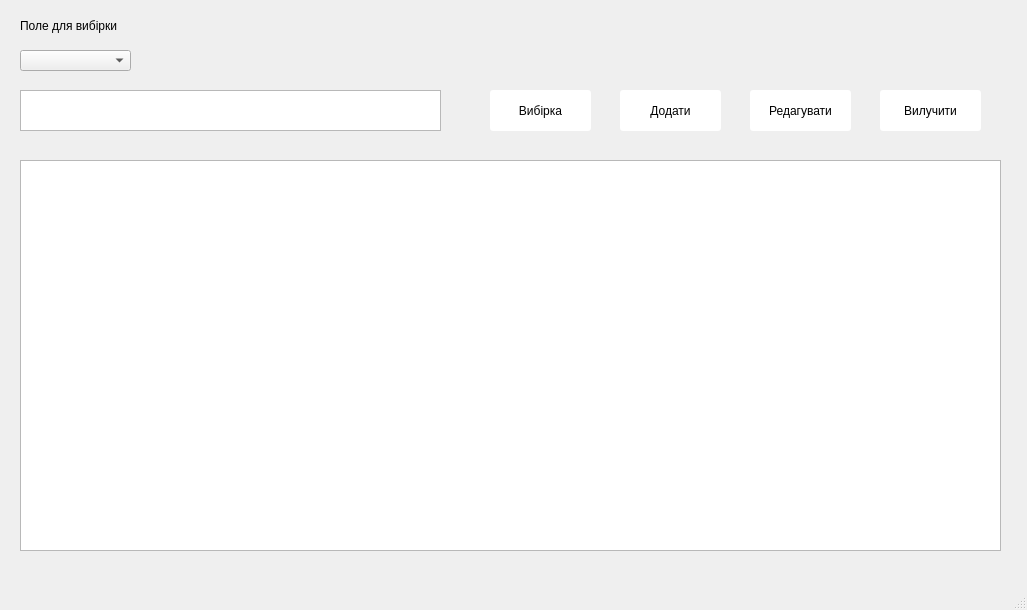
Above: app/gui/groups.ui from ValRudyka/courseprogram before the change. Below: the same form after it.
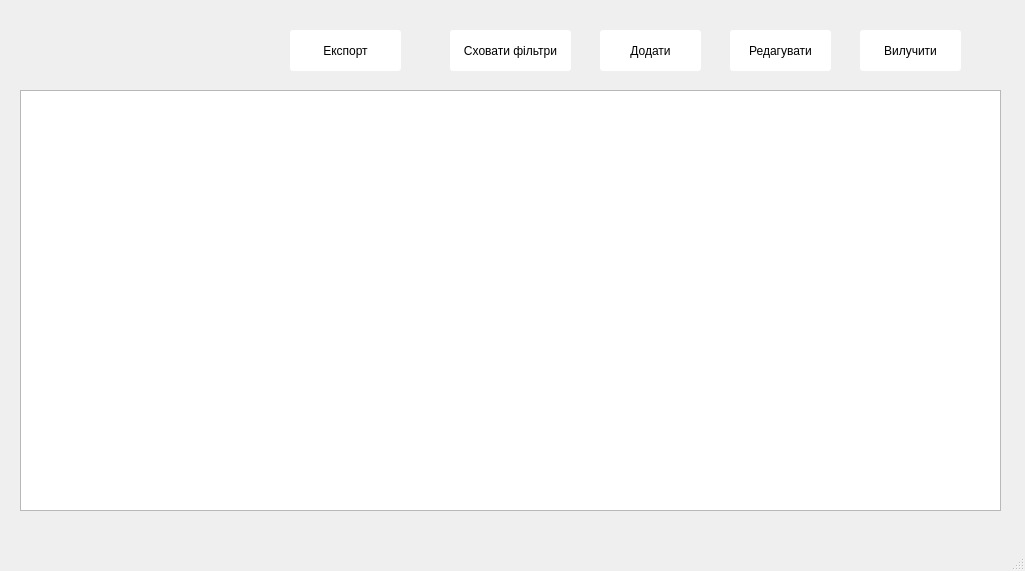
That is the form after the change.

The edit to the form file:
```diff
--- a/app/gui/groups.ui
+++ b/app/gui/groups.ui
@@ -6,8 +6,8 @@
    <rect>
     <x>0</x>
     <y>0</y>
-    <width>1027</width>
-    <height>610</height>
+    <width>1025</width>
+    <height>571</height>
    </rect>
   </property>
   <property name="windowTitle">
@@ -23,8 +23,8 @@
    <widget class="QPushButton" name="pushButton_3">
     <property name="geometry">
      <rect>
-      <x>750</x>
-      <y>90</y>
+      <x>730</x>
+      <y>30</y>
       <width>101</width>
       <height>41</height>
      </rect>
@@ -36,21 +36,21 @@
    <widget class="QPushButton" name="pushButton">
     <property name="geometry">
      <rect>
-      <x>490</x>
-      <y>90</y>
-      <width>101</width>
+      <x>450</x>
+      <y>30</y>
+      <width>121</width>
       <height>41</height>
      </rect>
     </property>
     <property name="text">
-     <string>Вибірка</string>
+     <string>Сховати фільтри</string>
     </property>
    </widget>
    <widget class="QPushButton" name="pushButton_4">
     <property name="geometry">
      <rect>
-      <x>880</x>
-      <y>90</y>
+      <x>860</x>
+      <y>30</y>
       <width>101</width>
       <height>41</height>
      </rect>
@@ -59,49 +59,11 @@
      <string>Вилучити</string>
     </property>
    </widget>
-   <widget class="QTextEdit" name="textEdit">
-    <property name="geometry">
-     <rect>
-      <x>20</x>
-      <y>90</y>
-      <width>421</width>
-      <height>41</height>
-     </rect>
-    </property>
-   </widget>
-   <widget class="QComboBox" name="comboBox">
-    <property name="geometry">
-     <rect>
-      <x>20</x>
-      <y>50</y>
-      <width>111</width>
-      <height>21</height>
-     </rect>
-    </property>
-   </widget>
-   <widget class="QLabel" name="label">
-    <property name="geometry">
-     <rect>
-      <x>20</x>
-      <y>10</y>
-      <width>141</width>
-      <height>31</height>
-     </rect>
-    </property>
-    <property name="font">
-     <font>
-      <family>Segoe UI</family>
-     </font>
-    </property>
-    <property name="text">
-     <string>Поле для вибірки</string>
-    </property>
-   </widget>
    <widget class="QPushButton" name="pushButton_5">
     <property name="geometry">
      <rect>
-      <x>620</x>
-      <y>90</y>
+      <x>600</x>
+      <y>30</y>
       <width>101</width>
       <height>41</height>
      </rect>
@@ -114,9 +76,9 @@
     <property name="geometry">
      <rect>
       <x>20</x>
-      <y>160</y>
+      <y>90</y>
       <width>981</width>
-      <height>391</height>
+      <height>421</height>
      </rect>
     </property>
     <property name="gridStyle">
@@ -126,6 +88,19 @@
      <bool>true</bool>
     </property>
    </widget>
+   <widget class="QPushButton" name="pushButton_2">
+    <property name="geometry">
+     <rect>
+      <x>290</x>
+      <y>30</y>
+      <width>111</width>
+      <height>41</height>
+     </rect>
+    </property>
+    <property name="text">
+     <string>Експорт</string>
+    </property>
+   </widget>
   </widget>
   <widget class="QMenuBar" name="menubar">
    <property name="geometry">
```
Left out of the diff: 2 changed lines with no effect on the pictures.
